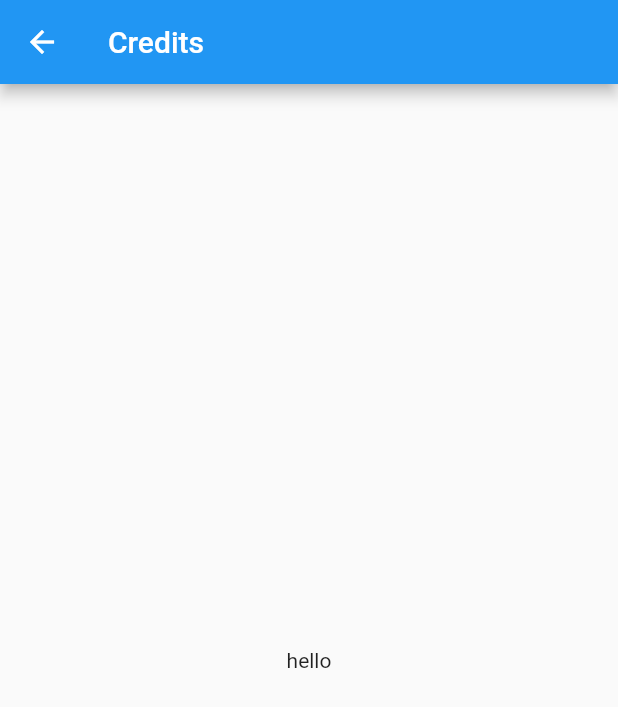
After one commit to georgearbash98/syrian_accent_app, a Flutter app: the screen it shows after launch, after a tap on the "error outline" icon, on a phone screen of 412 x 824 dp. The commit adds this screen. Shown: the top 707 px of the screen. Run offline on Flutter 3.47's test engine with Material 2 defaults, Android fonts, the phone set to English and light mode, and no system bars.

Commit message:
adding multiple screens and fixing some bugs

```diff
--- a/lib/Data.dart
+++ b/lib/Data.dart
@@ -6,7 +6,7 @@ const GOVERNORATES = const [
   'حمص',
 ];
 
-const Damascus = const [
+const DAMASCUS = const [
   Question(
     question: "مرَسّتأ",
     allAnswers: [
--- a/lib/main.dart
+++ b/lib/main.dart
@@ -1,4 +1,6 @@
 import 'package:flutter/material.dart';
+import 'package:syrian_accent/screens/credits_screen.dart';
+import './screens/quiz_screen.dart';
 import './screens/home_screen.dart';
 
 void main() => runApp(MyApp());
@@ -12,7 +14,11 @@ class MyApp extends StatelessWidget {
       theme: ThemeData(
         primarySwatch: Colors.blue,
       ),
-      home: HomeScreen(),
+      routes: {
+        '/' : (ctx) => HomeScreen(),
+        QuizScreen.routeName: (ctx) => QuizScreen(),
+        CreditsScreen.routeName: (ctx) => CreditsScreen()
+      },
     );
   }
 }
--- /dev/null
+++ b/lib/screens/credits_screen.dart
@@ -0,0 +1,12 @@
+import 'package:flutter/material.dart';
+
+class CreditsScreen extends StatelessWidget {
+  static const routeName = '/credits-screen';
+  @override
+  Widget build(BuildContext context) {
+    return Scaffold(
+      appBar: AppBar(title: Text('Credits')),
+      body: Center(child: Text('hello')),
+    );
+  }
+}
--- a/lib/screens/home_screen.dart
+++ b/lib/screens/home_screen.dart
@@ -1,12 +1,20 @@
 import 'package:flutter/material.dart';
 import '../widgets/home_screen_item.dart';
 import '../Data.dart';
+import './credits_screen.dart';
 
 class HomeScreen extends StatelessWidget {
   @override
   Widget build(BuildContext context) {
     return Scaffold(
-      appBar: AppBar(title: Text('my meal!')),
+      appBar: AppBar(title: Text('Guessing game') , actions: <Widget>[
+        IconButton(
+          icon: Icon(Icons.error_outline),
+          onPressed: () {
+            Navigator.of(context).pushNamed(CreditsScreen.routeName);
+          },
+        )
+      ],),
       body: GridView(
         padding: const EdgeInsets.all(15),
         children: GOVERNORATES
--- a/pubspec.yaml
+++ b/pubspec.yaml
@@ -14,7 +14,7 @@ description: A new Flutter project.
 version: 1.0.0+1
 
 environment:
-  sdk: ">=2.1.0 <3.0.0"
+  sdk: ">=2.2.2 <3.0.0"
 
 dependencies:
   flutter:
```
Also changed, not shown: lib/screens/quiz_screen.dart (added, +54 -0 lines), lib/screens/result_screen.dart (added, +43 -0 lines), lib/widgets/home_screen_item.dart (+4 -4 lines), lib/widgets/quiz.dart (added, +61 -0 lines).
